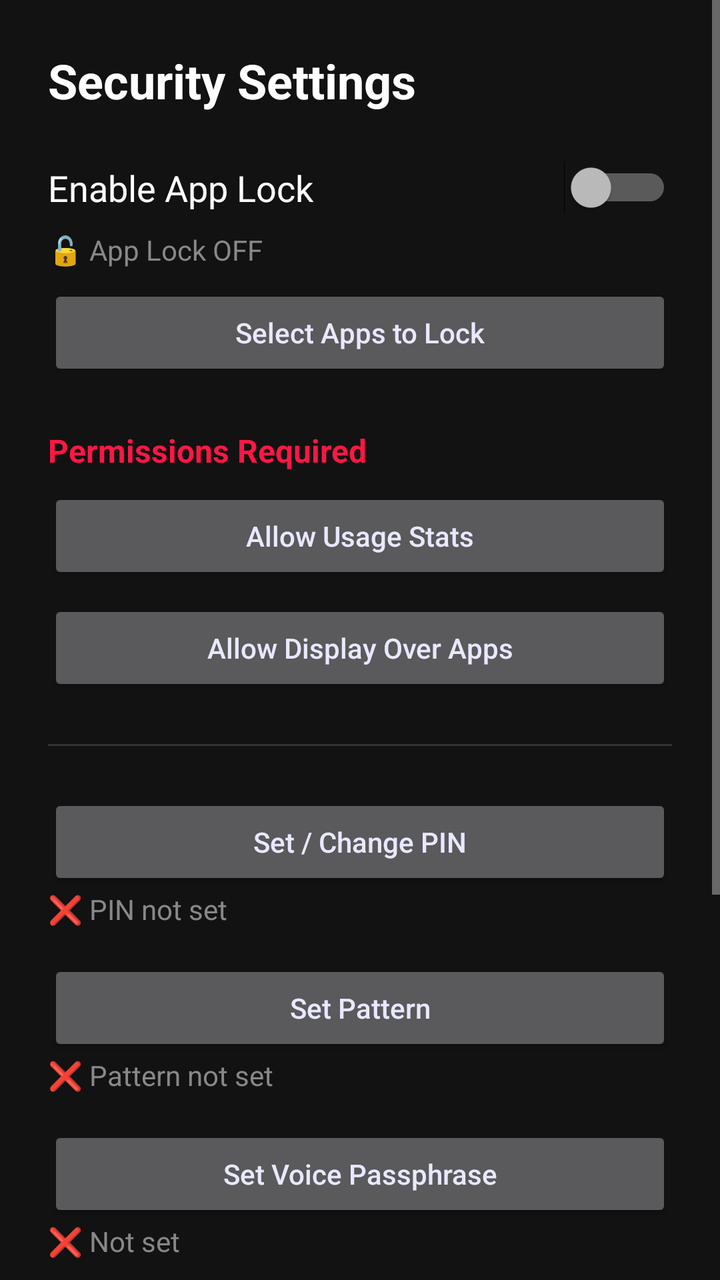
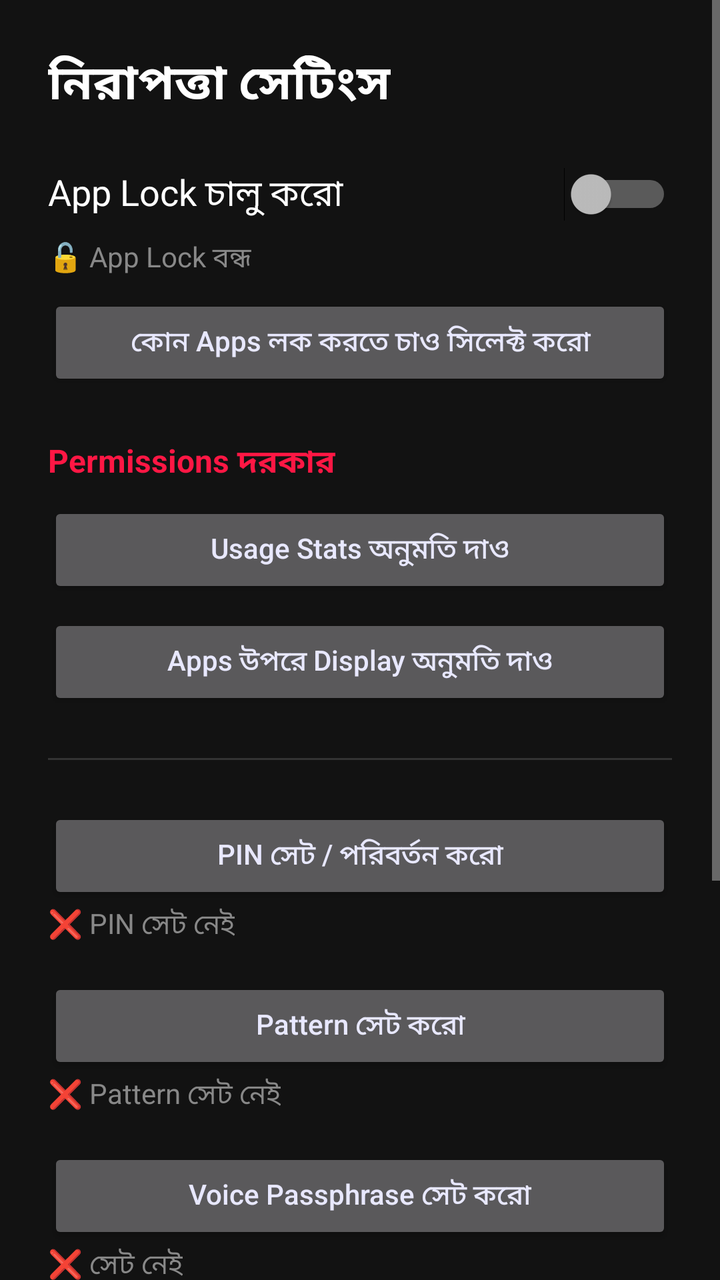

Screens rendered from an Android XML layout before and after an edit, with the pre-edit source and the edit as a unified diff.
<!-- AndroidManifest.xml: application theme Theme.Maya -->
<!-- res/layout/activity_security_settings.xml -->
<?xml version="1.0" encoding="utf-8"?>

<ScrollView xmlns:android="http://schemas.android.com/apk/res/android"
    android:layout_width="match_parent"
    android:layout_height="match_parent"
    android:background="#121212">

    <LinearLayout
        android:layout_width="match_parent"
        android:layout_height="wrap_content"
        android:orientation="vertical"
        android:padding="24dp">

        <TextView
            android:layout_width="wrap_content"
            android:layout_height="wrap_content"
            android:text="Security Settings"
            android:textColor="#FFFFFF"
            android:textSize="24sp"
            android:textStyle="bold"
            android:layout_marginBottom="24dp"/>

        
        <LinearLayout
            android:layout_width="match_parent"
            android:layout_height="wrap_content"
            android:orientation="horizontal"
            android:gravity="center_vertical"
            android:layout_marginBottom="8dp">

            <TextView
                android:layout_width="0dp"
                android:layout_height="wrap_content"
                android:layout_weight="1"
                android:text="Enable App Lock"
                android:textColor="#FFFFFF"
                android:textSize="18sp"/>

            <Switch
                android:id="@+id/appLockSwitch"
                android:layout_width="wrap_content"
                android:layout_height="wrap_content" />
        </LinearLayout>

        <TextView
            android:id="@+id/appLockStatusText"
            android:layout_width="wrap_content"
            android:layout_height="wrap_content"
            android:text="🔓 App Lock OFF"
            android:textColor="#888888"
            android:layout_marginBottom="8dp"/>

        <Button
            android:id="@+id/selectAppsBtn"
            android:layout_width="match_parent"
            android:layout_height="wrap_content"
            android:text="Select Apps to Lock"
            android:textAllCaps="false"
            android:layout_marginBottom="24dp"/>

        
        <TextView
            android:layout_width="wrap_content"
            android:layout_height="wrap_content"
            android:text="Permissions Required"
            android:textColor="#FF1744"
            android:textSize="16sp"
            android:textStyle="bold"
            android:layout_marginBottom="8dp"/>

        <Button
            android:id="@+id/usageStatsBtn"
            android:layout_width="match_parent"
            android:layout_height="wrap_content"
            android:text="Allow Usage Stats"
            android:textAllCaps="false"
            android:layout_marginBottom="8dp"/>

        <Button
            android:id="@+id/overlayPermissionBtn"
            android:layout_width="match_parent"
            android:layout_height="wrap_content"
            android:text="Allow Display Over Apps"
            android:textAllCaps="false"
            android:layout_marginBottom="24dp"/>

        <View
            android:layout_width="match_parent"
            android:layout_height="1dp"
            android:background="#333333"
            android:layout_marginBottom="24dp"/>

        
        <Button
            android:id="@+id/setPinBtn"
            android:layout_width="match_parent"
            android:layout_height="wrap_content"
            android:text="Set / Change PIN"
            android:textAllCaps="false"/>

        <TextView
            android:id="@+id/pinStatusText"
            android:layout_width="wrap_content"
            android:layout_height="wrap_content"
            android:text="❌ PIN not set"
            android:textColor="#888888"
            android:layout_marginBottom="16dp"/>

        
        <Button
            android:id="@+id/setPatternBtn"
            android:layout_width="match_parent"
            android:layout_height="wrap_content"
            android:text="Set Pattern"
            android:textAllCaps="false"/>

        <TextView
            android:id="@+id/patternStatusText"
            android:layout_width="wrap_content"
            android:layout_height="wrap_content"
            android:text="❌ Pattern not set"
            android:textColor="#888888"
            android:layout_marginBottom="16dp"/>

        
        <Button
            android:id="@+id/setVoiceBtn"
            android:layout_width="match_parent"
            android:layout_height="wrap_content"
            android:text="Set Voice Passphrase"
            android:textAllCaps="false"/>

        <TextView
            android:id="@+id/voiceStatusText"
            android:layout_width="wrap_content"
            android:layout_height="wrap_content"
            android:text="❌ Not set"
            android:textColor="#888888"
            android:layout_marginBottom="24dp"/>

        
        <LinearLayout
            android:layout_width="match_parent"
            android:layout_height="wrap_content"
            android:orientation="horizontal"
            android:gravity="center_vertical"
            android:layout_marginBottom="8dp">

            <TextView
                android:layout_width="0dp"
                android:layout_height="wrap_content"
                android:layout_weight="1"
                android:text="Fingerprint Unlock"
                android:textColor="#FFFFFF"
                android:textSize="18sp"/>

            <Switch
                android:id="@+id/fingerprintSwitch"
                android:layout_width="wrap_content"
                android:layout_height="wrap_content" />
        </LinearLayout>

        
        <LinearLayout
            android:layout_width="match_parent"
            android:layout_height="wrap_content"
            android:orientation="horizontal"
            android:gravity="center_vertical"
            android:layout_marginBottom="24dp">

            <TextView
                android:layout_width="0dp"
                android:layout_height="wrap_content"
                android:layout_weight="1"
                android:text="Use Device Screen Lock"
                android:textColor="#FFFFFF"
                android:textSize="18sp"/>

            <Switch
                android:id="@+id/deviceLockSwitch"
                android:layout_width="wrap_content"
                android:layout_height="wrap_content" />
        </LinearLayout>

        <View
            android:layout_width="match_parent"
            android:layout_height="1dp"
            android:background="#333333"
            android:layout_marginBottom="24dp"/>

        
        <LinearLayout
            android:layout_width="match_parent"
            android:layout_height="wrap_content"
            android:orientation="horizontal"
            android:gravity="center_vertical"
            android:layout_marginBottom="8dp">

            <TextView
                android:layout_width="0dp"
                android:layout_height="wrap_content"
                android:layout_weight="1"
                android:text="Private Mode"
                android:textColor="#FFFFFF"
                android:textSize="18sp"/>

            <Switch
                android:id="@+id/privateModeSwitch"
                android:layout_width="wrap_content"
                android:layout_height="wrap_content" />
        </LinearLayout>

        <TextView
            android:id="@+id/privateModeStatusText"
            android:layout_width="wrap_content"
            android:layout_height="wrap_content"
            android:text="👁️ Private Mode OFF"
            android:textColor="#888888"
            android:layout_marginBottom="24dp"/>

        
        <TextView
            android:id="@+id/encryptionStatusText"
            android:layout_width="wrap_content"
            android:layout_height="wrap_content"
            android:text="🔐 AES-256-GCM (Android Keystore) — Always ON"
            android:textColor="#00E676"
            android:textSize="12sp"
            android:layout_marginBottom="32dp"/>

    </LinearLayout>
</ScrollView>
<!-- resources referenced by this layout -->
<resources>
  <style name="Theme.Maya" parent="Theme.AppCompat.NoActionBar">
          <item name="android:windowBackground">@color/myra_dark</item>
          <item name="android:statusBarColor">@android:color/transparent</item>
          <item name="android:navigationBarColor">@color/myra_dark</item>
          <item name="colorPrimary">@color/myra_red</item>
          <item name="colorPrimaryDark">@color/myra_red_dark</item>
          <item name="colorAccent">@color/myra_purple</item>
          <item name="android:windowTranslucentStatus">true</item>
          <item name="android:windowDrawsSystemBarBackgrounds">true</item>
          <item name="android:textColorPrimary">@color/myra_text</item>
          <item name="android:textColorHint">@color/myra_hint</item>
          <item name="editTextColor">@color/myra_text</item>
          <item name="colorControlActivated">@color/myra_cyan</item>
          <item name="colorControlHighlight">@color/myra_glow_cyan</item>
      </style>
  <color name="myra_dark">#040408</color>
  <color name="myra_red">#FF1744</color>
  <color name="myra_red_dark">#B71C1C</color>
  <color name="myra_purple">#D500F9</color>
  <color name="myra_text">#E8E8FF</color>
  <color name="myra_hint">#444466</color>
  <color name="myra_cyan">#00E5FF</color>
  <color name="myra_glow_cyan">#4400E5FF</color>
</resources>

<!-- the commit's change to res/layout/activity_security_settings.xml (unified diff, before → after) -->
@@ -1,5 +1,4 @@
 <?xml version="1.0" encoding="utf-8"?>
-
 <ScrollView xmlns:android="http://schemas.android.com/apk/res/android"
     android:layout_width="match_parent"
     android:layout_height="match_parent"
@@ -14,7 +13,7 @@
         <TextView
             android:layout_width="wrap_content"
             android:layout_height="wrap_content"
-            android:text="Security Settings"
+            android:text="নিরাপত্তা সেটিংস"
             android:textColor="#FFFFFF"
             android:textSize="24sp"
             android:textStyle="bold"
@@ -32,7 +31,7 @@
                 android:layout_width="0dp"
                 android:layout_height="wrap_content"
                 android:layout_weight="1"
-                android:text="Enable App Lock"
+                android:text="App Lock চালু করো"
                 android:textColor="#FFFFFF"
                 android:textSize="18sp"/>
 
@@ -46,7 +45,7 @@
             android:id="@+id/appLockStatusText"
             android:layout_width="wrap_content"
             android:layout_height="wrap_content"
-            android:text="🔓 App Lock OFF"
+            android:text="🔓 App Lock বন্ধ"
             android:textColor="#888888"
             android:layout_marginBottom="8dp"/>
 
@@ -54,7 +53,7 @@
             android:id="@+id/selectAppsBtn"
             android:layout_width="match_parent"
             android:layout_height="wrap_content"
-            android:text="Select Apps to Lock"
+            android:text="কোন Apps লক করতে চাও সিলেক্ট করো"
             android:textAllCaps="false"
             android:layout_marginBottom="24dp"/>
 
@@ -62,7 +61,7 @@
         <TextView
             android:layout_width="wrap_content"
             android:layout_height="wrap_content"
-            android:text="Permissions Required"
+            android:text="Permissions দরকার"
             android:textColor="#FF1744"
             android:textSize="16sp"
             android:textStyle="bold"
@@ -72,7 +71,7 @@
             android:id="@+id/usageStatsBtn"
             android:layout_width="match_parent"
             android:layout_height="wrap_content"
-            android:text="Allow Usage Stats"
+            android:text="Usage Stats অনুমতি দাও"
             android:textAllCaps="false"
             android:layout_marginBottom="8dp"/>
 
@@ -80,7 +79,7 @@
             android:id="@+id/overlayPermissionBtn"
             android:layout_width="match_parent"
             android:layout_height="wrap_content"
-            android:text="Allow Display Over Apps"
+            android:text="Apps উপরে Display অনুমতি দাও"
             android:textAllCaps="false"
             android:layout_marginBottom="24dp"/>
 
@@ -95,14 +94,14 @@
             android:id="@+id/setPinBtn"
             android:layout_width="match_parent"
             android:layout_height="wrap_content"
-            android:text="Set / Change PIN"
+            android:text="PIN সেট / পরিবর্তন করো"
             android:textAllCaps="false"/>
 
         <TextView
             android:id="@+id/pinStatusText"
             android:layout_width="wrap_content"
             android:layout_height="wrap_content"
-            android:text="❌ PIN not set"
+            android:text="❌ PIN সেট নেই"
             android:textColor="#888888"
             android:layout_marginBottom="16dp"/>
 
@@ -111,14 +110,14 @@
             android:id="@+id/setPatternBtn"
             android:layout_width="match_parent"
             android:layout_height="wrap_content"
-            android:text="Set Pattern"
+            android:text="Pattern সেট করো"
             android:textAllCaps="false"/>
 
         <TextView
             android:id="@+id/patternStatusText"
             android:layout_width="wrap_content"
             android:layout_height="wrap_content"
-            android:text="❌ Pattern not set"
+            android:text="❌ Pattern সেট নেই"
             android:textColor="#888888"
             android:layout_marginBottom="16dp"/>
 
@@ -127,14 +126,14 @@
             android:id="@+id/setVoiceBtn"
             android:layout_width="match_parent"
             android:layout_height="wrap_content"
-            android:text="Set Voice Passphrase"
+            android:text="Voice Passphrase সেট করো"
             android:textAllCaps="false"/>
 
         <TextView
             android:id="@+id/voiceStatusText"
             android:layout_width="wrap_content"
             android:layout_height="wrap_content"
-            android:text="❌ Not set"
+            android:text="❌ সেট নেই"
             android:textColor="#888888"
             android:layout_marginBottom="24dp"/>
 
@@ -172,7 +171,7 @@
                 android:layout_width="0dp"
                 android:layout_height="wrap_content"
                 android:layout_weight="1"
-                android:text="Use Device Screen Lock"
+                android:text="Device Screen Lock ব্যবহার করো"
                 android:textColor="#FFFFFF"
                 android:textSize="18sp"/>
 
@@ -200,7 +199,7 @@
                 android:layout_width="0dp"
                 android:layout_height="wrap_content"
                 android:layout_weight="1"
-                android:text="Private Mode"
+                android:text="প্রাইভেট মোড"
                 android:textColor="#FFFFFF"
                 android:textSize="18sp"/>
 
@@ -214,7 +213,7 @@
             android:id="@+id/privateModeStatusText"
             android:layout_width="wrap_content"
             android:layout_height="wrap_content"
-            android:text="👁️ Private Mode OFF"
+            android:text="👁️ প্রাইভেট মোড OFF"
             android:textColor="#888888"
             android:layout_marginBottom="24dp"/>
 
<!-- resource entries referenced after the edit -->
@@ -1,27 +1,27 @@
 <!-- resources referenced by this layout -->
 <resources>
   <style name="Theme.Maya" parent="Theme.AppCompat.NoActionBar">
-          <item name="android:windowBackground">@color/myra_dark</item>
+          <item name="android:windowBackground">@color/maya_dark</item>
           <item name="android:statusBarColor">@android:color/transparent</item>
-          <item name="android:navigationBarColor">@color/myra_dark</item>
-          <item name="colorPrimary">@color/myra_red</item>
-          <item name="colorPrimaryDark">@color/myra_red_dark</item>
-          <item name="colorAccent">@color/myra_purple</item>
+          <item name="android:navigationBarColor">@color/maya_dark</item>
+          <item name="colorPrimary">@color/maya_red</item>
+          <item name="colorPrimaryDark">@color/maya_red_dark</item>
+          <item name="colorAccent">@color/maya_purple</item>
           <item name="android:windowTranslucentStatus">true</item>
           <item name="android:windowDrawsSystemBarBackgrounds">true</item>
-          <item name="android:textColorPrimary">@color/myra_text</item>
-          <item name="android:textColorHint">@color/myra_hint</item>
-          <item name="editTextColor">@color/myra_text</item>
-          <item name="colorControlActivated">@color/myra_cyan</item>
-          <item name="colorControlHighlight">@color/myra_glow_cyan</item>
+          <item name="android:textColorPrimary">@color/maya_text</item>
+          <item name="android:textColorHint">@color/maya_hint</item>
+          <item name="editTextColor">@color/maya_text</item>
+          <item name="colorControlActivated">@color/maya_cyan</item>
+          <item name="colorControlHighlight">@color/maya_glow_cyan</item>
       </style>
-  <color name="myra_dark">#040408</color>
-  <color name="myra_red">#FF1744</color>
-  <color name="myra_red_dark">#B71C1C</color>
-  <color name="myra_purple">#D500F9</color>
-  <color name="myra_text">#E8E8FF</color>
-  <color name="myra_hint">#444466</color>
-  <color name="myra_cyan">#00E5FF</color>
-  <color name="myra_glow_cyan">#4400E5FF</color>
+  <color name="maya_dark">#040408</color>
+  <color name="maya_red">#FF1744</color>
+  <color name="maya_red_dark">#B71C1C</color>
+  <color name="maya_purple">#D500F9</color>
+  <color name="maya_text">#E8E8FF</color>
+  <color name="maya_hint">#444466</color>
+  <color name="maya_cyan">#00E5FF</color>
+  <color name="maya_glow_cyan">#4400E5FF</color>
 </resources>
 
